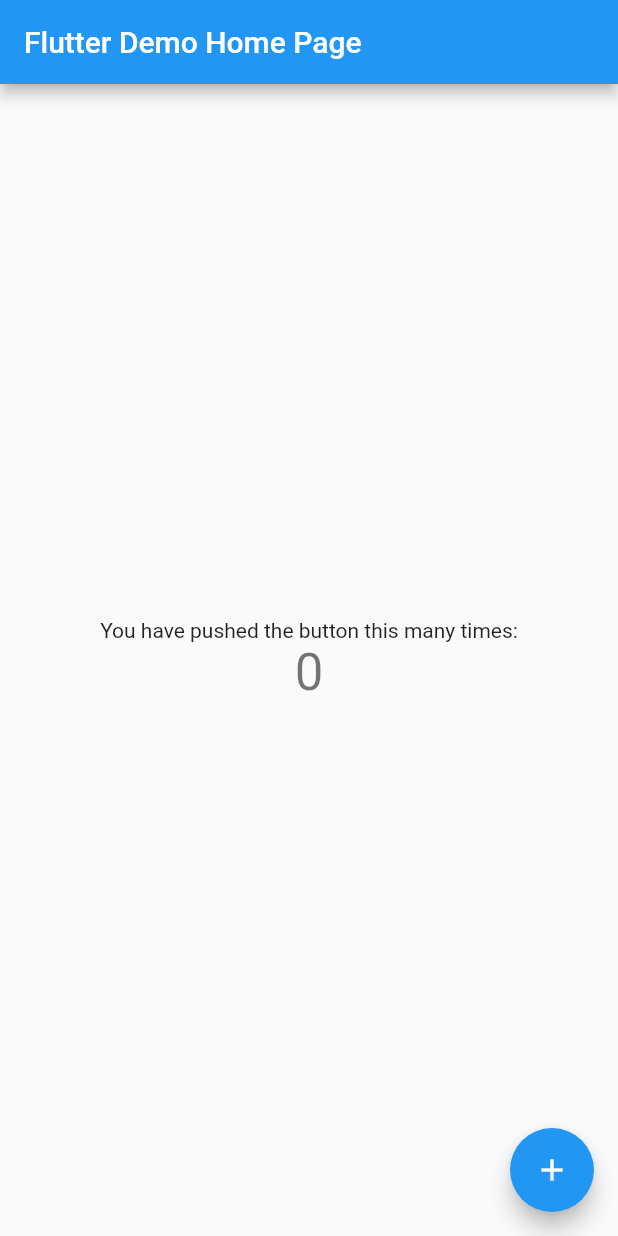
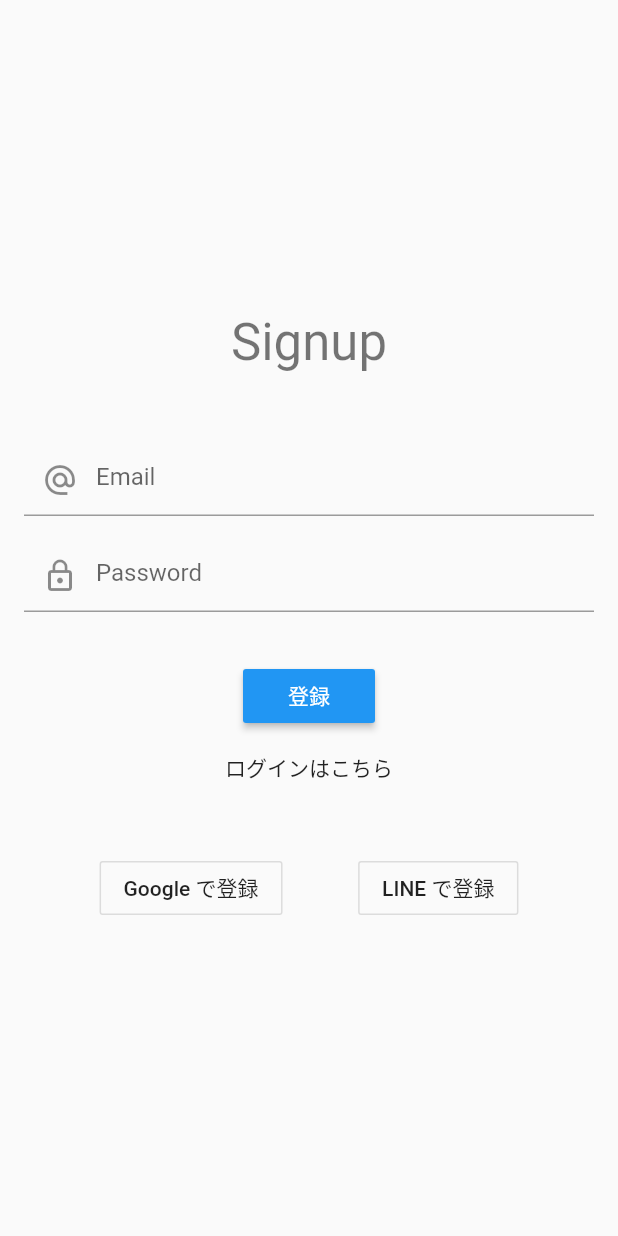
Before and after one commit to Log4Rhythm/flutter_cognito_auth, a Flutter app: the screen it shows after launch, on a phone screen of 412 x 824 dp. Run offline on Flutter 3.47's test engine with Material 2 defaults, Android fonts, the phone set to English and light mode, and no system bars.

Commit message:
Created screens

```diff
--- a/lib/main.dart
+++ b/lib/main.dart
@@ -1,4 +1,9 @@
 import 'package:flutter/material.dart';
+import 'package:flutter_cognito_auth/forgot_password.dart';
+import 'package:flutter_cognito_auth/reset_password.dart';
+import 'package:flutter_cognito_auth/signup_confirm.dart';
+import 'package:flutter_cognito_auth/signin.dart';
+import 'package:flutter_cognito_auth/signup.dart';
 
 void main() {
   runApp(MyApp());
@@ -9,109 +14,20 @@ class MyApp extends StatelessWidget {
   @override
   Widget build(BuildContext context) {
     return MaterialApp(
-      title: 'Flutter Demo',
+      title: 'Flutter Cognito Auth',
+      routes: <String, WidgetBuilder>{
+        '/signup': (BuildContext context) => SignupScreen(),
+        '/signup_confirm': (BuildContext context) => SignupConfirmScreen(),
+        '/signin': (BuildContext context) => SigninScreen(),
+        '/forgot_password': (BuildContext context) => ForgotPasswordScreen(),
+        '/reset_password': (BuildContext context) => ResetPasswordScreen(),
+      },
+      debugShowCheckedModeBanner: false,
       theme: ThemeData(
-        // This is the theme of your application.
-        //
-        // Try running your application with "flutter run". You'll see the
-        // application has a blue toolbar. Then, without quitting the app, try
-        // changing the primarySwatch below to Colors.green and then invoke
-        // "hot reload" (press "r" in the console where you ran "flutter run",
-        // or simply save your changes to "hot reload" in a Flutter IDE).
-        // Notice that the counter didn't reset back to zero; the application
-        // is not restarted.
         primarySwatch: Colors.blue,
-        // This makes the visual density adapt to the platform that you run
-        // the app on. For desktop platforms, the controls will be smaller and
-        // closer together (more dense) than on mobile platforms.
         visualDensity: VisualDensity.adaptivePlatformDensity,
       ),
-      home: MyHomePage(title: 'Flutter Demo Home Page'),
+      home: SignupScreen(),
     );
   }
 }
-
-class MyHomePage extends StatefulWidget {
-  MyHomePage({Key key, this.title}) : super(key: key);
-
-  // This widget is the home page of your application. It is stateful, meaning
-  // that it has a State object (defined below) that contains fields that affect
-  // how it looks.
-
-  // This class is the configuration for the state. It holds the values (in this
-  // case the title) provided by the parent (in this case the App widget) and
-  // used by the build method of the State. Fields in a Widget subclass are
-  // always marked "final".
-
-  final String title;
-
-  @override
-  _MyHomePageState createState() => _MyHomePageState();
-}
-
-class _MyHomePageState extends State<MyHomePage> {
-  int _counter = 0;
-
-  void _incrementCounter() {
-    setState(() {
-      // This call to setState tells the Flutter framework that something has
-      // changed in this State, which causes it to rerun the build method below
-      // so that the display can reflect the updated values. If we changed
-      // _counter without calling setState(), then the build method would not be
-      // called again, and so nothing would appear to happen.
-      _counter++;
-    });
-  }
-
-  @override
-  Widget build(BuildContext context) {
-    // This method is rerun every time setState is called, for instance as done
-    // by the _incrementCounter method above.
-    //
-    // The Flutter framework has been optimized to make rerunning build methods
-    // fast, so that you can just rebuild anything that needs updating rather
-    // than having to individually change instances of widgets.
-    return Scaffold(
-      appBar: AppBar(
-        // Here we take the value from the MyHomePage object that was created by
-        // the App.build method, and use it to set our appbar title.
-        title: Text(widget.title),
-      ),
-      body: Center(
-        // Center is a layout widget. It takes a single child and positions it
-        // in the middle of the parent.
-        child: Column(
-          // Column is also a layout widget. It takes a list of children and
-          // arranges them vertically. By default, it sizes itself to fit its
-          // children horizontally, and tries to be as tall as its parent.
-          //
-          // Invoke "debug painting" (press "p" in the console, choose the
-          // "Toggle Debug Paint" action from the Flutter Inspector in Android
-          // Studio, or the "Toggle Debug Paint" command in Visual Studio Code)
-          // to see the wireframe for each widget.
-          //
-          // Column has various properties to control how it sizes itself and
-          // how it positions its children. Here we use mainAxisAlignment to
-          // center the children vertically; the main axis here is the vertical
-          // axis because Columns are vertical (the cross axis would be
-          // horizontal).
-          mainAxisAlignment: MainAxisAlignment.center,
-          children: <Widget>[
-            Text(
-              'You have pushed the button this many times:',
-            ),
-            Text(
-              '$_counter',
-              style: Theme.of(context).textTheme.headline4,
-            ),
-          ],
-        ),
-      ),
-      floatingActionButton: FloatingActionButton(
-        onPressed: _incrementCounter,
-        tooltip: 'Increment',
-        child: Icon(Icons.add),
-      ), // This trailing comma makes auto-formatting nicer for build methods.
-    );
-  }
-}
--- /dev/null
+++ b/lib/signup.dart
@@ -0,0 +1,78 @@
+import 'package:flutter/material.dart';
+
+class SignupScreen extends StatelessWidget {
+  @override
+  Widget build(BuildContext context) {
+    return Scaffold(
+      resizeToAvoidBottomInset: false,
+      body: SafeArea(
+        child: Container(
+          padding: EdgeInsets.symmetric(horizontal: 16, vertical: 64),
+          child: Center(
+            child: Column(
+              mainAxisSize: MainAxisSize.min,
+              children: [
+                Text(
+                  'Signup',
+                  style: Theme.of(context).textTheme.headline4,
+                ),
+                SizedBox(height: 48),
+                TextField(
+                  keyboardType: TextInputType.emailAddress,
+                  decoration: InputDecoration(
+                    hintText: 'Email',
+                    prefixIcon: Icon(
+                      Icons.alternate_email,
+                    ),
+                  ),
+                ),
+                SizedBox(height: 16),
+                TextField(
+                  obscureText: true,
+                  decoration: InputDecoration(
+                    hintText: 'Password',
+                    prefixIcon: Icon(
+                      Icons.lock_outline,
+                    ),
+                  ),
+                ),
+                SizedBox(height: 32),
+                RaisedButton(
+                  onPressed: () {
+                    Navigator.pushNamed(context, '/signup_confirm');
+                  },
+                  color: Theme.of(context).primaryColor,
+                  child: Text(
+                    '登録',
+                    style: TextStyle(color: Colors.white),
+                  ),
+                ),
+                FlatButton(
+                  onPressed: () {
+                    Navigator.pushNamedAndRemoveUntil(
+                        context, '/signin', (route) => false);
+                  },
+                  child: Text('ログインはこちら'),
+                ),
+                SizedBox(height: 32),
+                Row(
+                  mainAxisAlignment: MainAxisAlignment.spaceEvenly,
+                  children: [
+                    OutlineButton(
+                      onPressed: () {},
+                      child: Text('Google で登録'),
+                    ),
+                    OutlineButton(
+                      onPressed: () {},
+                      child: Text('LINE で登録'),
+                    ),
+                  ],
+                ),
+              ],
+            ),
+          ),
+        ),
+      ),
+    );
+  }
+}
```
Also changed, not shown: lib/forgot_password.dart (added, +51 -0 lines), lib/reset_password.dart (added, +61 -0 lines), lib/signin.dart (added, +85 -0 lines), lib/signup_confirm.dart (added, +53 -0 lines).
